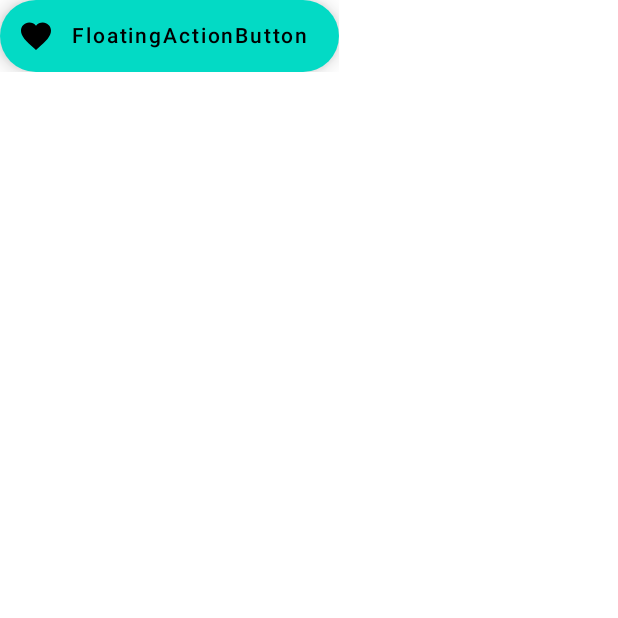
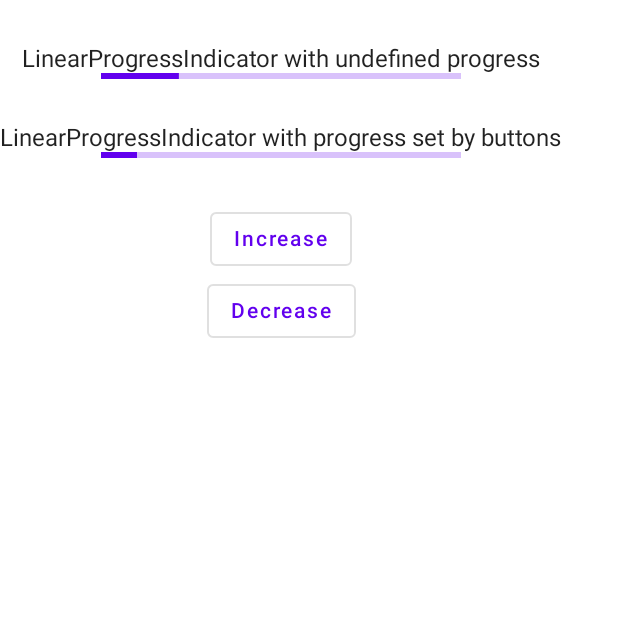
Before and after one commit to shubham3135/AndroidJetpackComposeComponents, an Android app built with Jetpack Compose: the screen it shows after launch (MainActivity), on a phone screen of 412 x 824 dp, the top half of it. Run offline under Robolectric (Android 15) with nearby library versions, the phone set to English and light mode, and no system bars.

Commit message:
LinearProgressIndicator

```diff
--- a/app/src/main/java/com/shubhamkumarwinner/composecomponents/MainActivity.kt
+++ b/app/src/main/java/com/shubhamkumarwinner/composecomponents/MainActivity.kt
@@ -29,9 +29,45 @@ class MainActivity : ComponentActivity() {
             ComposeComponentsTheme {
                 // A surface container using the 'background' color from the theme
                 Surface(color = MaterialTheme.colors.background) {
-                    ExtendedFloatingActionButtonDemo()
+                    LinearProgressIndicatorSample()
                 }
             }
+        }
+    }
+}
+
+//linearProgressIndicator
+@Composable
+fun LinearProgressIndicatorSample() {
+    var progress by remember { mutableStateOf(0.1f) }
+    val animatedProgress = animateFloatAsState(
+        targetValue = progress,
+        animationSpec = ProgressIndicatorDefaults.ProgressAnimationSpec
+    ).value
+
+    Column(horizontalAlignment = Alignment.CenterHorizontally) {
+
+        Spacer(Modifier.height(30.dp))
+        Text("LinearProgressIndicator with undefined progress")
+        LinearProgressIndicator()
+        Spacer(Modifier.height(30.dp))
+        Text("LinearProgressIndicator with progress set by buttons")
+        LinearProgressIndicator(progress = animatedProgress)
+        Spacer(Modifier.height(30.dp))
+        OutlinedButton(
+            onClick = {
+                if (progress < 1f) progress += 0.1f
+            }
+        ) {
+            Text("Increase")
+        }
+
+        OutlinedButton(
+            onClick = {
+                if (progress > 0f) progress -= 0.1f
+            }
+        ) {
+            Text("Decrease")
         }
     }
 }
@@ -242,6 +278,6 @@ fun Greeting(name: String) {
 @Composable
 fun DefaultPreview() {
     ComposeComponentsTheme {
-        ExtendedFloatingActionButtonDemo()
+        LinearProgressIndicatorSample()
     }
 }
```
